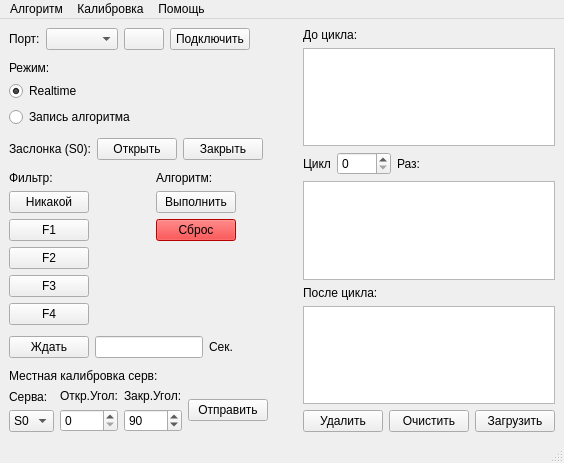
Before: the Qt Designer form assets/mainwindow.ui in Danya0x07/POFS_App, drawn with Qt 5.
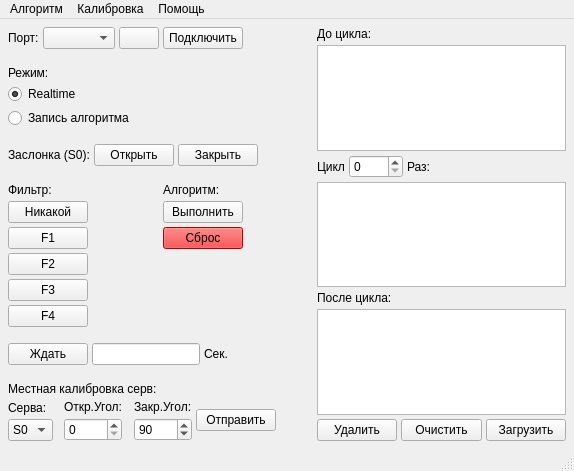
After: the same form once the commit is applied. Icons and pictures are not drawn.

Diff of the .ui file:
```diff
--- a/assets/mainwindow.ui
+++ b/assets/mainwindow.ui
@@ -6,8 +6,8 @@
    <rect>
     <x>0</x>
     <y>0</y>
-    <width>564</width>
-    <height>463</height>
+    <width>574</width>
+    <height>471</height>
    </rect>
   </property>
   <property name="windowTitle">
@@ -15,6 +15,21 @@
   </property>
   <widget class="QWidget" name="centralwidget">
    <layout class="QHBoxLayout" name="horizontalLayout_8">
+    <property name="spacing">
+     <number>4</number>
+    </property>
+    <property name="leftMargin">
+     <number>8</number>
+    </property>
+    <property name="topMargin">
+     <number>8</number>
+    </property>
+    <property name="rightMargin">
+     <number>8</number>
+    </property>
+    <property name="bottomMargin">
+     <number>8</number>
+    </property>
     <item>
      <layout class="QVBoxLayout" name="verticalLayout_9">
       <item>
@@ -647,7 +662,7 @@
     <rect>
      <x>0</x>
      <y>0</y>
-     <width>564</width>
+     <width>574</width>
      <height>32</height>
     </rect>
    </property>
```
